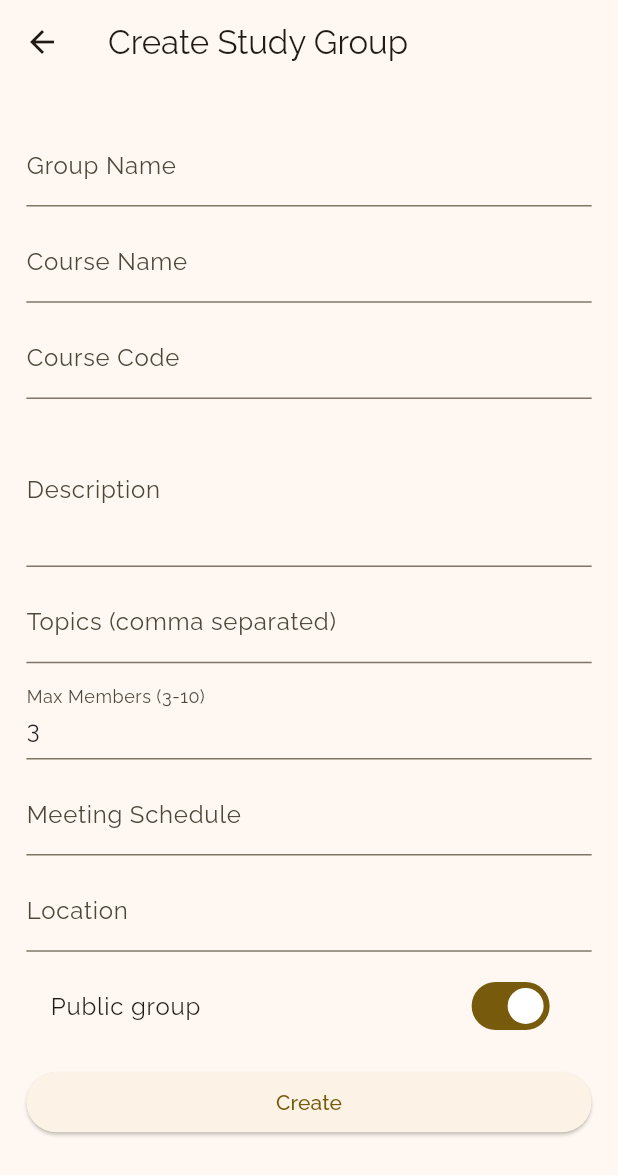
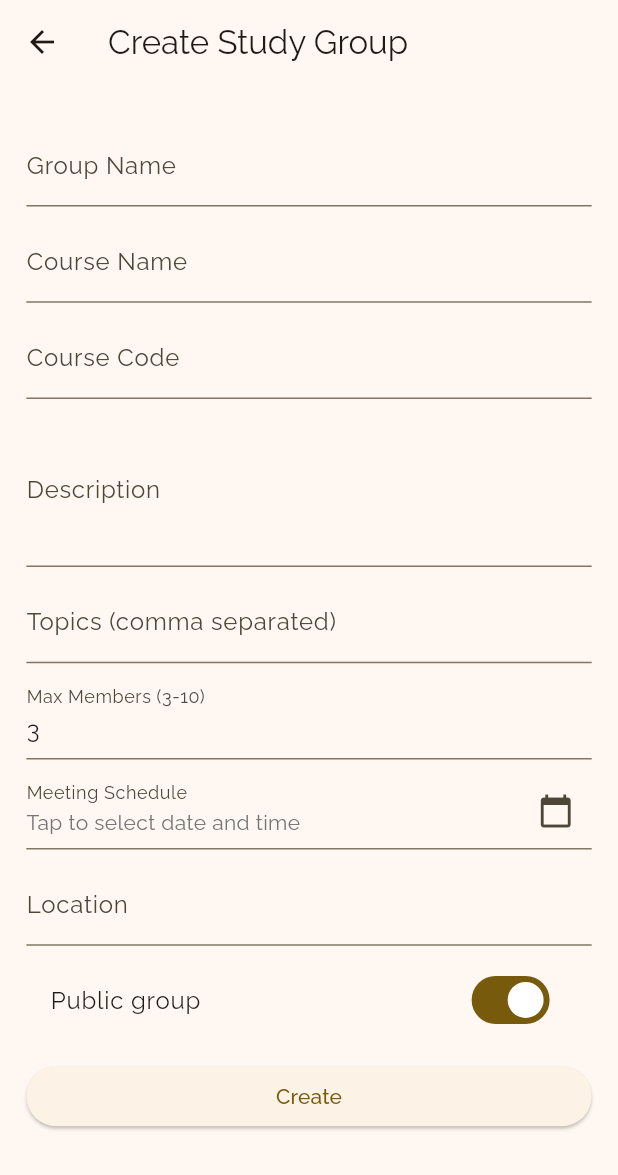
Before and after one commit to mun33b-exe/Study-Circle, a Flutter app: the MyGroupsScreen screen opened by its route, after a tap on "Show Public", after a tap on "Show Mine", after a tap on the "add" icon, on a phone screen of 412 x 824 dp. Shown: the top 1175 px of the screen. Run offline on Flutter 3.47's test engine with Material 3 defaults, Android fonts, the phone set to English and light mode, and no system bars; our stand-ins replace cloud_firestore, firebase_auth, firebase_core, flutter_screenutil, google_fonts, google_sign_in and 1 more; accounts and stored records are empty.

Commit message:
My groups functionality completion and joining ready....

```diff
--- a/lib/screens/create_group.dart
+++ b/lib/screens/create_group.dart
@@ -20,9 +20,10 @@ class _CreateGroupScreenState extends State<CreateGroupScreen> {
   final _description = TextEditingController();
   final _topics = TextEditingController();
   final _maxMembers = TextEditingController(text: '3');
-  final _schedule = TextEditingController();
+  DateTime? _selectedSchedule;
   final _location = TextEditingController();
   bool _isPublic = true;
+  bool _initialized = false;
 
   @override
   void dispose() {
@@ -32,7 +33,6 @@ class _CreateGroupScreenState extends State<CreateGroupScreen> {
     _description.dispose();
     _topics.dispose();
     _maxMembers.dispose();
-    _schedule.dispose();
     _location.dispose();
     super.dispose();
   }
@@ -48,8 +48,45 @@ class _CreateGroupScreenState extends State<CreateGroupScreen> {
     return null;
   }
 
+  Future<void> _pickSchedule() async {
+    final date = await showDatePicker(
+      context: context,
+      initialDate: _selectedSchedule ?? DateTime.now(),
+      firstDate: DateTime.now(),
+      lastDate: DateTime.now().add(const Duration(days: 365)),
+    );
+    if (date == null) return;
+
+    if (!mounted) return;
+    final time = await showTimePicker(
+      context: context,
+      initialTime: _selectedSchedule != null
+          ? TimeOfDay.fromDateTime(_selectedSchedule!)
+          : TimeOfDay.now(),
+    );
+    if (time == null) return;
+
+    setState(() {
+      _selectedSchedule = DateTime(
+        date.year,
+        date.month,
+        date.day,
+        time.hour,
+        time.minute,
+      );
+    });
+  }
+
   Future<void> _submit() async {
     if (!_formKey.currentState!.validate()) return;
+
+    if (_selectedSchedule == null) {
+      ScaffoldMessenger.of(context).showSnackBar(
+        const SnackBar(content: Text('Please select a meeting schedule')),
+      );
+      return;
+    }
+
     final uid = FirebaseAuth.instance.currentUser?.uid;
     if (uid == null) {
       ScaffoldMessenger.of(
@@ -71,14 +108,14 @@ class _CreateGroupScreenState extends State<CreateGroupScreen> {
     final isEdit = existing != null && existing is StudyGroup;
 
     final StudyGroup group = StudyGroup(
-      id: isEdit ? (existing as StudyGroup).id : '',
+      id: isEdit ? existing.id : '',
       name: _name.text.trim(),
       courseName: _courseName.text.trim(),
       courseCode: _courseCode.text.trim(),
       description: _description.text.trim(),
       topics: topicsList,
       maxMembers: maxM,
-      schedule: _schedule.text.trim(),
+      schedule: _selectedSchedule!,
       location: _location.text.trim(),
       isPublic: _isPublic,
       creatorId: isEdit ? existing.creatorId : uid,
@@ -107,17 +144,19 @@ class _CreateGroupScreenState extends State<CreateGroupScreen> {
   Widget build(BuildContext context) {
     final existing = ModalRoute.of(context)?.settings.arguments;
     final isEdit = existing != null && existing is StudyGroup;
-    if (isEdit) {
-      final g = existing as StudyGroup;
+
+    if (isEdit && !_initialized) {
+      final g = existing;
       _name.text = g.name;
       _courseName.text = g.courseName;
       _courseCode.text = g.courseCode;
       _description.text = g.description;
       _topics.text = g.topics.join(', ');
       _maxMembers.text = g.maxMembers.toString();
-      _schedule.text = g.schedule;
+      _selectedSchedule = g.schedule;
       _location.text = g.location;
       _isPublic = g.isPublic;
+      _initialized = true;
     }
 
     return Scaffold(
@@ -174,12 +213,22 @@ class _CreateGroupScreenState extends State<CreateGroupScreen> {
                 keyboardType: TextInputType.number,
               ),
               SizedBox(height: 8.h),
-              TextFormField(
-                controller: _schedule,
-                decoration: const InputDecoration(
-                  labelText: 'Meeting Schedule',
+              InkWell(
+                onTap: _pickSchedule,
+                child: InputDecorator(
+                  decoration: const InputDecoration(
+                    labelText: 'Meeting Schedule',
+                    suffixIcon: Icon(Icons.calendar_today),
+                  ),
+                  child: Text(
+                    _selectedSchedule == null
+                        ? 'Tap to select date and time'
+                        : '${_selectedSchedule!.day}/${_selectedSchedule!.month}/${_selectedSchedule!.year} at ${_selectedSchedule!.hour.toString().padLeft(2, '0')}:${_selectedSchedule!.minute.toString().padLeft(2, '0')}',
+                    style: _selectedSchedule == null
+                        ? TextStyle(color: Colors.grey[600])
+                        : null,
+                  ),
                 ),
-                validator: _required,
               ),
               SizedBox(height: 8.h),
               TextFormField(
--- a/lib/screens/group_detail.dart
+++ b/lib/screens/group_detail.dart
@@ -125,7 +125,9 @@ class GroupDetailScreen extends StatelessWidget {
             const SizedBox(height: 8),
             Text('Max Members: ${group.maxMembers}'),
             const SizedBox(height: 8),
-            Text('Schedule: ${group.schedule}'),
+            Text(
+              'Schedule: ${group.schedule.day}/${group.schedule.month}/${group.schedule.year} at ${group.schedule.hour.toString().padLeft(2, '0')}:${group.schedule.minute.toString().padLeft(2, '0')}',
+            ),
             const SizedBox(height: 8),
             Text('Location: ${group.location}'),
             const SizedBox(height: 12),
--- a/lib/screens/my_groups_screen.dart
+++ b/lib/screens/my_groups_screen.dart
@@ -71,10 +71,77 @@ class _MyGroupsScreenState extends State<MyGroupsScreen> {
           Expanded(
             child: Consumer<StudyGroupProvider>(
               builder: (context, provider, _) {
-                if (provider.isLoading)
+                if (provider.isLoading) {
                   return const Center(child: CircularProgressIndicator());
-                if (provider.errorMessage != null)
-                  return Center(child: Text(provider.errorMessage!));
+                }
+
+                if (provider.errorMessage != null) {
+                  final error = provider.errorMessage!;
+                  final isIndexError =
+                      error.contains('index') ||
+                      error.contains('FAILED_PRECONDITION');
+
+                  return Center(
+                    child: Padding(
+                      padding: const EdgeInsets.all(16.0),
+                      child: Column(
+                        mainAxisAlignment: MainAxisAlignment.center,
+                        children: [
+                          Icon(
+                            isIndexError ? Icons.warning : Icons.error,
+                            color: Colors.orange,
+                            size: 48,
+                          ),
+                          const SizedBox(height: 16),
+                          Text(
+                            isIndexError
+                                ? 'Database Index Required'
+                                : 'Error Loading Groups',
+                            style: const TextStyle(
+                              fontSize: 18,
+                              fontWeight: FontWeight.bold,
+                            ),
+                          ),
+                          const SizedBox(height: 8),
+                          Text(
+                            isIndexError
+                                ? 'Click the link in the error message to create the required Firestore index, or toggle to "Show Public" mode.'
+                                : error,
+                            textAlign: TextAlign.center,
+                            style: const TextStyle(fontSize: 14),
+                          ),
+                          const SizedBox(height: 16),
+                          if (isIndexError)
+                            ElevatedButton(
+                              onPressed: () {
+                                setState(() {
+                                  showPublic = true;
+                                  context
+                                      .read<StudyGroupProvider>()
+                                      .listenAll();
+                                });
+                              },
+                              child: const Text('Switch to Public Groups'),
+                            ),
+                          TextButton(
+                            onPressed: () {
+                              provider.errorMessage = null;
+                              final uid =
+                                  FirebaseAuth.instance.currentUser?.uid;
+                              if (showPublic) {
+                                provider.listenAll();
+                              } else if (uid != null) {
+                                provider.listenByCreator(uid);
+                              }
+                            },
+                            child: const Text('Retry'),
+                          ),
+                        ],
+                      ),
+                    ),
+                  );
+                }
+
                 final List<StudyGroup> groups = provider.groups;
                 final filtered = groups.where((g) {
                   final matchesSearch = g.name.toLowerCase().contains(
--- a/lib/services/study_group_service.dart
+++ b/lib/services/study_group_service.dart
@@ -36,12 +36,13 @@ class StudyGroupService {
     return _db
         .collection(collection)
         .where('creatorId', isEqualTo: creatorId)
-        .orderBy('createdAt', descending: true)
         .snapshots()
-        .map(
-          (QuerySnapshot<Map<String, dynamic>> snap) =>
-              snap.docs.map((d) => StudyGroup.fromDoc(d)).toList(),
-        );
+        .map((QuerySnapshot<Map<String, dynamic>> snap) {
+          final groups = snap.docs.map((d) => StudyGroup.fromDoc(d)).toList();
+          // Sort in-app to avoid needing a Firestore composite index
+          groups.sort((a, b) => b.createdAt.compareTo(a.createdAt));
+          return groups;
+        });
   }
 
   Future<StudyGroup?> getGroupById(String id) async {
```
Also changed, not shown: lib/models/study_group.dart (+21 -3 lines).
